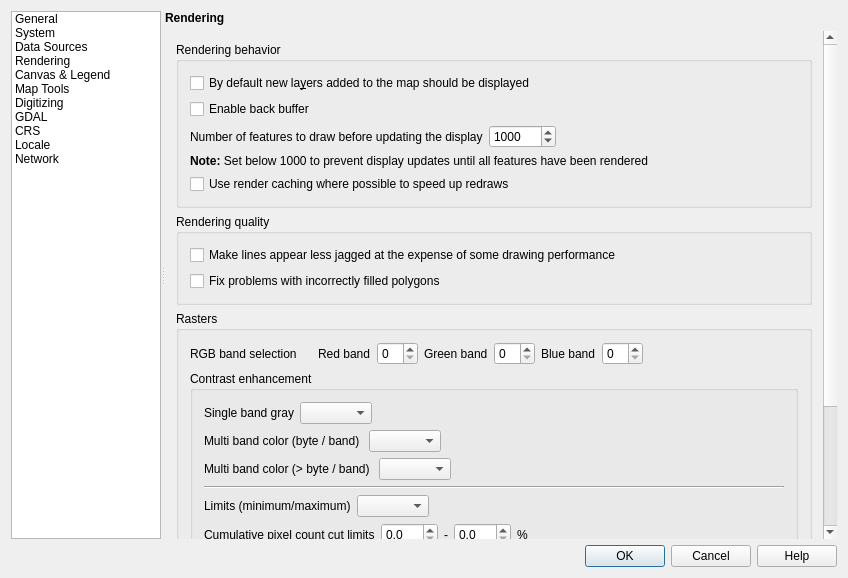
First picture: the form in src/ui/qgsoptionsbase.ui, repository qgis/QGIS, before the edit.
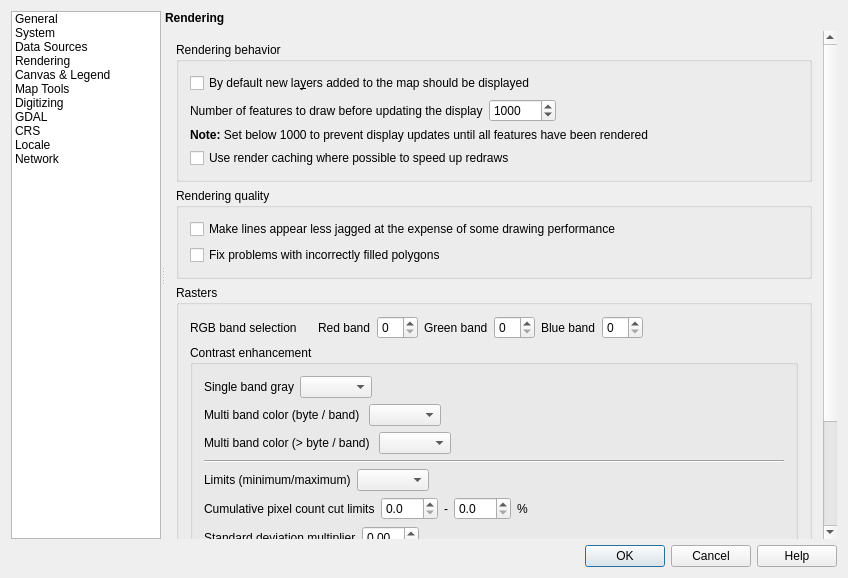
Second picture: the form after the edit. The open tabs and pages were chosen to show the change. Icons and pictures are not drawn. Custom widgets are drawn as their Qt base class.

What changed in the file:
```diff
--- a/src/ui/qgsoptionsbase.ui
+++ b/src/ui/qgsoptionsbase.ui
@@ -1577,8 +1577,8 @@
                <rect>
                 <x>0</x>
                 <y>0</y>
-                <width>670</width>
-                <height>611</height>
+                <width>661</width>
+                <height>725</height>
                </rect>
               </property>
               <layout class="QVBoxLayout" name="verticalLayout_29">
@@ -1588,16 +1588,6 @@
                   <string>Rendering behavior</string>
                  </property>
                  <layout class="QGridLayout" name="_4">
-                  <item row="1" column="0">
-                   <widget class="QCheckBox" name="chkEnableBackbuffer">
-                    <property name="toolTip">
-                     <string>Better graphics performance at the cost of loosing the possibility to cancel rendering and incremental feature drawing</string>
-                    </property>
-                    <property name="text">
-                     <string>Enable back buffer</string>
-                    </property>
-                   </widget>
-                  </item>
                   <item row="0" column="0">
                    <widget class="QCheckBox" name="chkAddedVisibility">
                     <property name="text">
@@ -1605,14 +1595,14 @@
                     </property>
                    </widget>
                   </item>
-                  <item row="4" column="0" colspan="2">
+                  <item row="3" column="0" colspan="2">
                    <widget class="QCheckBox" name="chkUseRenderCaching">
                     <property name="text">
                      <string>Use render caching where possible to speed up redraws</string>
                     </property>
                    </widget>
                   </item>
-                  <item row="2" column="0">
+                  <item row="1" column="0">
                    <layout class="QHBoxLayout" name="horizontalLayout_26">
                     <item>
                      <widget class="QLabel" name="labelUpdateThreshold">
@@ -1642,7 +1632,7 @@
                     </item>
                    </layout>
                   </item>
-                  <item row="3" column="0" colspan="2">
+                  <item row="2" column="0" colspan="2">
                    <widget class="QLabel" name="textLabel3">
                     <property name="text">
                      <string>&lt;b&gt;Note:&lt;/b&gt; Set below 1000 to prevent display updates until all features have been rendered</string>
```
Left out of the diff: 40 changed lines with no effect on the pictures.
